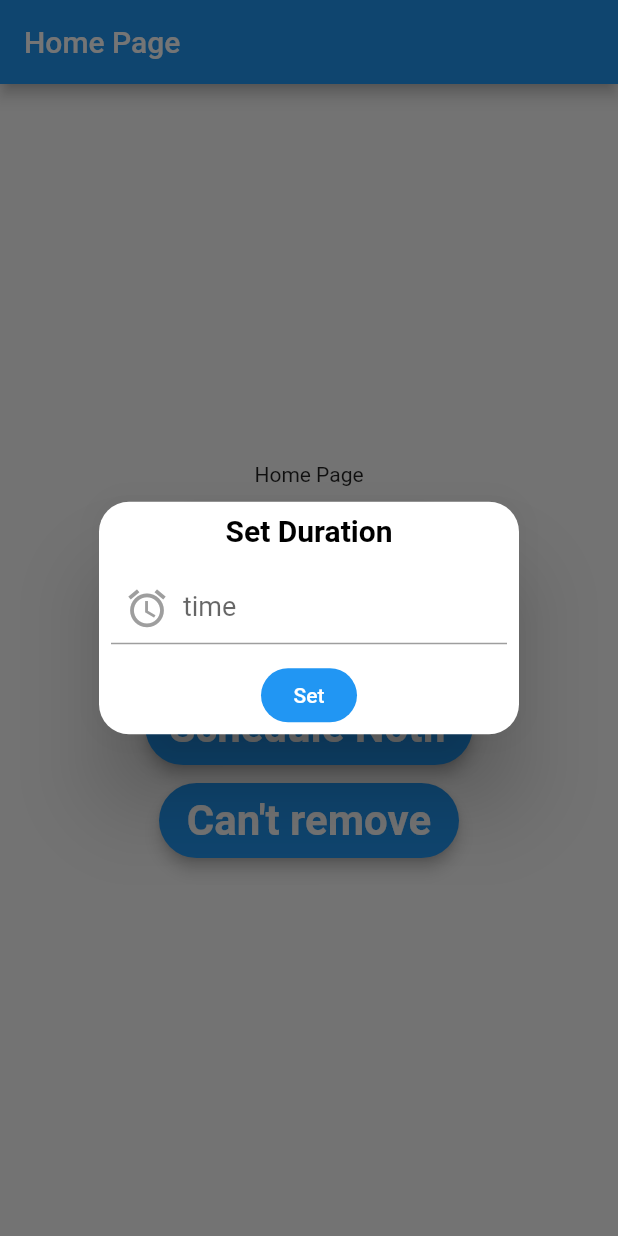
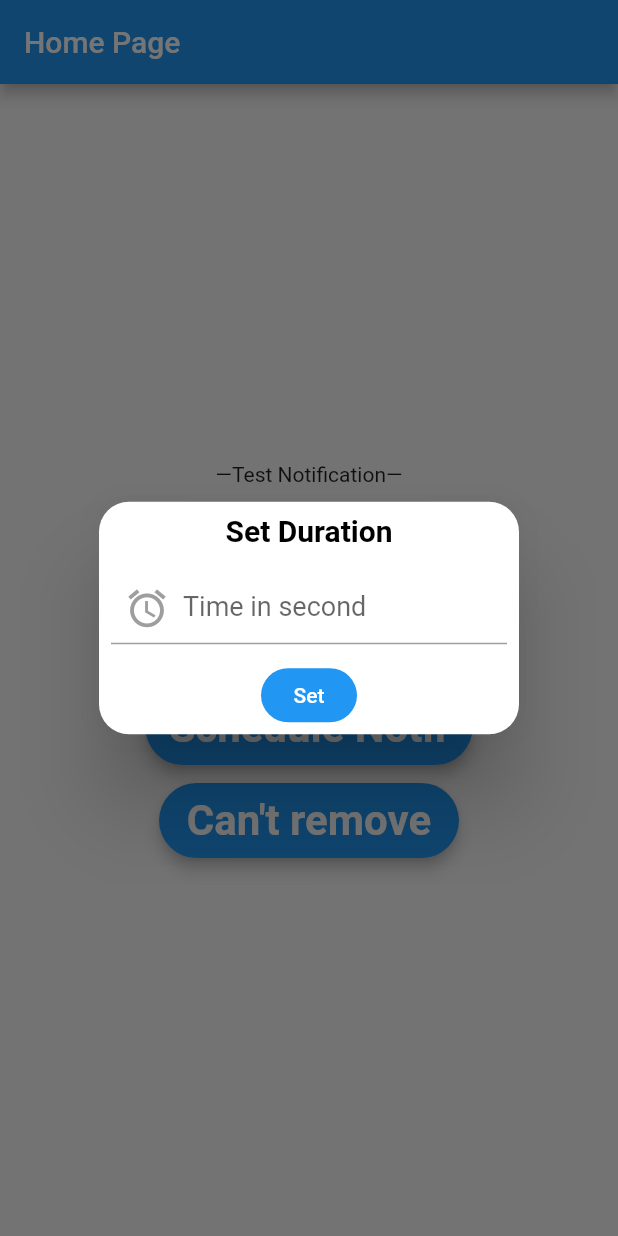
Before and after one commit to nbakh16/notification_test, a Flutter app: the screen it shows after launch, after a tap on "Schedule Notif", on a phone screen of 412 x 824 dp. Run offline on Flutter 3.47's test engine with Material 2 defaults, Android fonts, the phone set to English and light mode, and no system bars; our stand-ins replace flutter_local_notifications, get, timezone.

Commit message:
code cleanup

```diff
--- a/lib/services/my_notification.dart
+++ b/lib/services/notification_service.dart
@@ -1,8 +1,7 @@
 import 'package:flutter_local_notifications/flutter_local_notifications.dart';
 import 'package:timezone/timezone.dart' as tz;
-import 'package:timezone/data/latest.dart' as tz;
 
-class MyNotification{
+class NotificationService{
   final FlutterLocalNotificationsPlugin _flutterLocalNotificationsPlugin = FlutterLocalNotificationsPlugin();
 
   final AndroidInitializationSettings _androidInitializationSettings = AndroidInitializationSettings("logo");
@@ -126,7 +125,7 @@ class MyNotification{
       importance: Importance.max,
       priority: Priority.high,
       ongoing: true,
-    autoCancel: false
+      autoCancel: false,
     );
     const NotificationDetails notificationDetails = NotificationDetails(android: androidNotificationDetails);
     await _flutterLocalNotificationsPlugin.show(
--- a/lib/view/home_page_view.dart
+++ b/lib/view/home_page_view.dart
@@ -1,5 +1,5 @@
 import 'package:flutter/material.dart';
-import 'package:notif_test/services/my_notification.dart';
+import 'package:notif_test/services/notification_service.dart';
 import 'package:get/get.dart';
 
 class HomePage extends StatefulWidget {
@@ -11,7 +11,7 @@ class HomePage extends StatefulWidget {
 
 class _HomePageState extends State<HomePage> {
 
-  MyNotification myNotification = MyNotification();
+  NotificationService myNotification = NotificationService();
   int schTime=0;
 
   @override
@@ -30,7 +30,7 @@ class _HomePageState extends State<HomePage> {
         child: Column(
           mainAxisAlignment: MainAxisAlignment.center,
           children: <Widget>[
-            Text("Home Page"),
+            Text("—Test Notification—"),
             SizedBox(height: 12,),
             ElevatedButton(
               onPressed: () {
@@ -72,7 +72,7 @@ class _HomePageState extends State<HomePage> {
                     content: TextFormField(
                       style: const TextStyle(fontSize: 18),
                       decoration: const InputDecoration(
-                          hintText: 'time',
+                          hintText: 'Time in second',
                           prefixIcon: Icon(Icons.alarm_sharp, color: Colors.grey,size: 30,)
                       ),
                       onChanged: (value) {
@@ -82,7 +82,8 @@ class _HomePageState extends State<HomePage> {
                     textConfirm: "Set",
                     confirmTextColor: Colors.white,
                     onConfirm: (){
-                      myNotification.scheduleNotification("Notif title", "The body of scheduled", schTime);
+                      myNotification.scheduleNotification("Notif title",
+                          "Showing notification after $schTime seconds", schTime);
                       Get.back();
                     }
                 );
```
Lines whose indentation alone changed are shown as unchanged.
